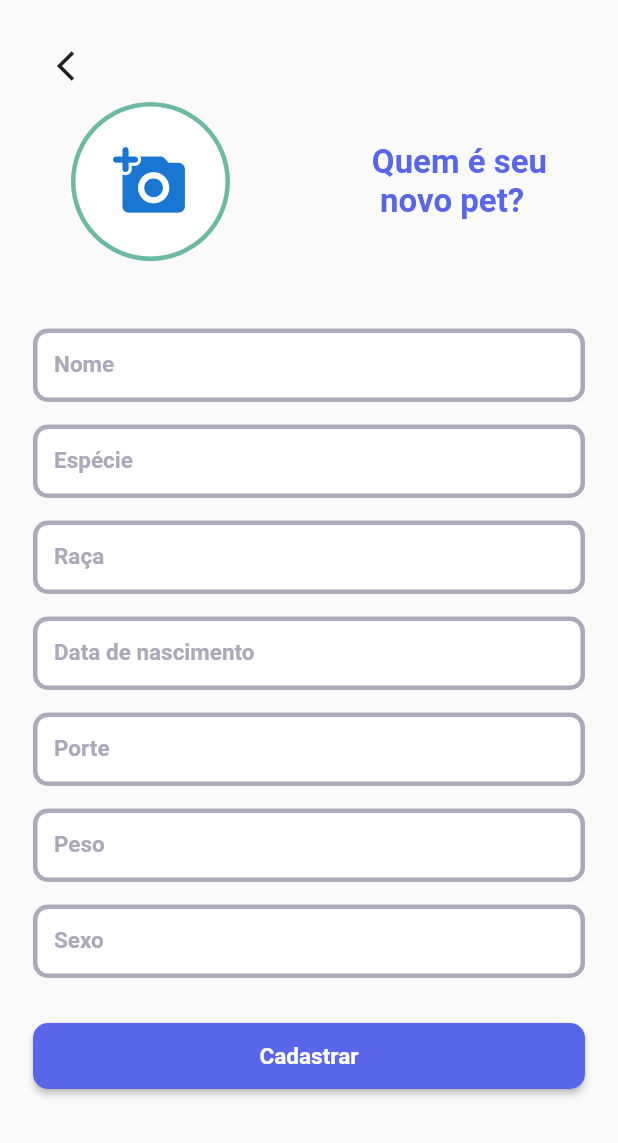
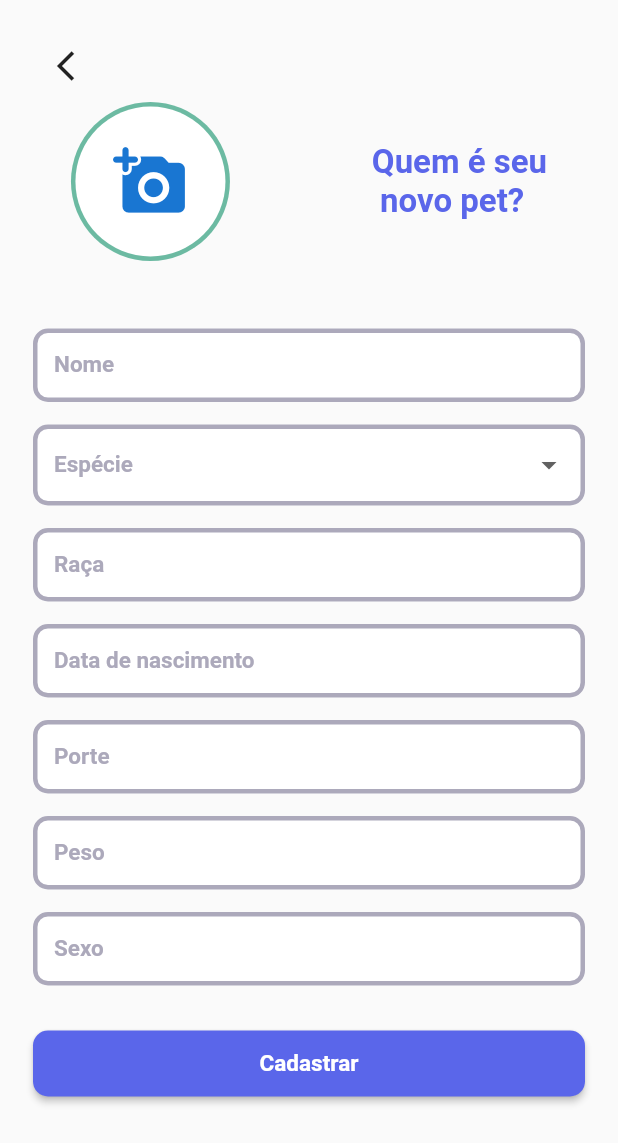
Before and after one commit to mypets-fiap/mypets_app, a Flutter app: the CadastroPetPage screen opened by its route, on a phone screen of 412 x 824 dp. Shown: the top 1143 px of the screen. Run offline on Flutter 3.47's test engine with Material 2 defaults, Android fonts, the phone set to English and light mode, and no system bars; our stand-ins replace cloud_firestore, firebase_auth, firebase_core; accounts and stored records are empty; Roboto replaces fonts that are missing (Montserrat).

Commit message:
Criação do componente de dropdown

```diff
--- /dev/null
+++ b/lib/app/components/form/app_form_dropdown.dart
@@ -0,0 +1,82 @@
+import 'package:flutter/material.dart';
+import 'package:mypets/app/pages/util/app_color.dart';
+import 'package:mypets/app/pages/util/app_text_style.dart';
+
+class AppFormDropdown extends StatelessWidget {
+  final List<String> _items;
+  final String _label;
+  final TextEditingController _controller;
+
+  const AppFormDropdown({
+    Key? key,
+    required String label,
+    required List<String> items,
+    required TextEditingController controller,
+  })  : _label = label,
+        _items = items,
+        _controller = controller,
+        super(key: key);
+
+  @override
+  Widget build(BuildContext context) {
+    return Padding(
+      padding: const EdgeInsets.only(bottom: 15),
+      child: DropdownButtonFormField(
+        items: _items.map((String items) {
+          return DropdownMenuItem(
+            value: items,
+            child: Text(items),
+          );
+        }).toList(),
+        onChanged: (value) {
+          _controller.text = value.toString();
+        },
+        decoration: InputDecoration(
+          contentPadding:
+              const EdgeInsets.symmetric(vertical: 15, horizontal: 14),
+          filled: true,
+          fillColor: AppColor.white,
+          labelStyle: AppTextStyle.inputLabel,
+          label: Text(_label),
+          enabledBorder: const OutlineInputBorder(
+            borderSide: BorderSide(
+              color: AppColor.inputLabelColor,
+              width: 3,
+            ),
+            borderRadius: BorderRadius.all(
+              Radius.circular(10),
+            ),
+          ),
+          focusedBorder: const OutlineInputBorder(
+            borderSide: BorderSide(
+              color: AppColor.inputLabelColor,
+              width: 3,
+            ),
+            borderRadius: BorderRadius.all(
+              Radius.circular(10),
+            ),
+          ),
+          errorBorder: const OutlineInputBorder(
+            borderSide: BorderSide(
+              color: Colors.red,
+              width: 3,
+            ),
+            borderRadius: BorderRadius.all(
+              Radius.circular(10),
+            ),
+          ),
+          focusedErrorBorder: const OutlineInputBorder(
+            borderSide: BorderSide(
+              color: Colors.red,
+              width: 3,
+            ),
+            borderRadius: BorderRadius.all(
+              Radius.circular(10),
+            ),
+          ),
+          //errorStyle: const TextStyle(fontSize: 0, height: -10),
+        ),
+      ),
+    );
+  }
+}
--- a/lib/app/pages/cadastro_pet_page.dart
+++ b/lib/app/pages/cadastro_pet_page.dart
@@ -1,5 +1,6 @@
 import 'package:flutter/material.dart';
 import 'package:mypets/app/components/button/app_button.dart';
+import 'package:mypets/app/components/form/app_form_dropdown.dart';
 import 'package:mypets/app/components/form/app_form_text_field.dart';
 import 'package:mypets/app/pages/util/app_color.dart';
 import 'package:mypets/app/pages/util/app_text_style.dart';
@@ -81,7 +82,11 @@ Widget _petForm() {
       child: Column(
         children: [
           AppFormTextField(label: "Nome", controller: controllerNome),
-          AppFormTextField(label: "Espécie", controller: controllerEspecie),
+          AppFormDropdown(
+            label: "Espécie",
+            items: const ["Cachorro", "Gato"],
+            controller: controllerEspecie,
+          ),
           AppFormTextField(label: "Raça", controller: controllerRaca),
           AppFormTextField(
             label: "Data de nascimento",
@@ -94,6 +99,7 @@ Widget _petForm() {
           AppButton(
             label: "Cadastrar",
             onPressed: () {
+
               if (form.currentState!.validate()) {}
             },
           ),
```
